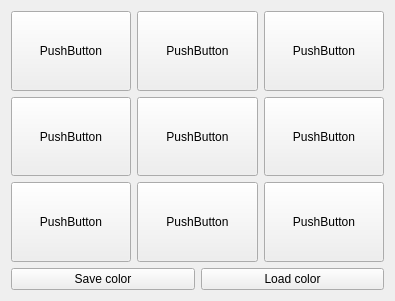
The window that widget.ui (NikNator10/QT-Testing) describes before a commit, drawn with Qt 5.
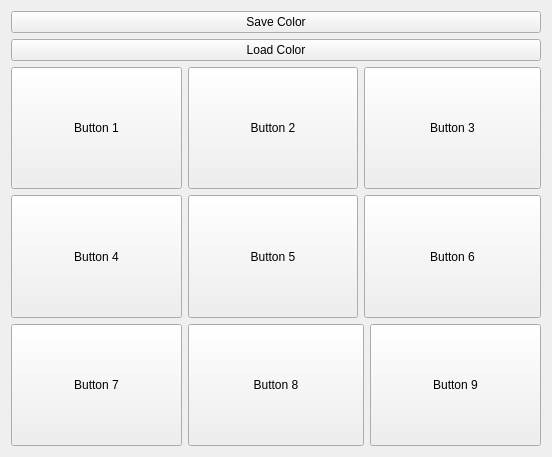
The same window after the commit.

Commit message: Wiederholung: Farben mit QSettings speichern, QColorDialog; Genutzt: QApplication, QWidget, Qt, QColorDialog, QColor, QSettings, Qt Designer

What changed in the file:
```diff
--- a/widget.ui
+++ b/widget.ui
@@ -6,30 +6,31 @@
    <rect>
     <x>0</x>
     <y>0</y>
-    <width>395</width>
-    <height>301</height>
+    <width>552</width>
+    <height>457</height>
    </rect>
   </property>
   <property name="windowTitle">
    <string>Form</string>
   </property>
   <layout class="QVBoxLayout" name="verticalLayout">
+   <item>
+    <widget class="QPushButton" name="save_color_button">
+     <property name="text">
+      <string>Save Color</string>
+     </property>
+    </widget>
+   </item>
+   <item>
+    <widget class="QPushButton" name="load_color_button">
+     <property name="text">
+      <string>Load Color</string>
+     </property>
+    </widget>
+   </item>
    <item>
     <layout class="QGridLayout" name="gridLayout">
-     <item row="0" column="0">
-      <widget class="QPushButton" name="button_1">
-       <property name="sizePolicy">
-        <sizepolicy hsizetype="Expanding" vsizetype="Expanding">
-         <horstretch>0</horstretch>
-         <verstretch>0</verstretch>
-        </sizepolicy>
-       </property>
-       <property name="text">
-        <string>PushButton</string>
-       </property>
-      </widget>
-     </item>
-     <item row="0" column="1">
+     <item row="1" column="0">
       <widget class="QPushButton" name="button_2">
        <property name="sizePolicy">
         <sizepolicy hsizetype="Expanding" vsizetype="Expanding">
@@ -38,11 +39,24 @@
         </sizepolicy>
        </property>
        <property name="text">
-        <string>PushButton</string>
+        <string>Button 4</string>
        </property>
       </widget>
      </item>
-     <item row="0" column="2">
+     <item row="2" column="0">
+      <widget class="QPushButton" name="button_7">
+       <property name="sizePolicy">
+        <sizepolicy hsizetype="Expanding" vsizetype="Expanding">
+         <horstretch>0</horstretch>
+         <verstretch>0</verstretch>
+        </sizepolicy>
+       </property>
+       <property name="text">
+        <string>Button 7</string>
+       </property>
+      </widget>
+     </item>
+     <item row="0" column="1">
       <widget class="QPushButton" name="button_3">
        <property name="sizePolicy">
         <sizepolicy hsizetype="Expanding" vsizetype="Expanding">
@@ -51,24 +65,37 @@
         </sizepolicy>
        </property>
        <property name="text">
-        <string>PushButton</string>
-       </property>
-      </widget>
-     </item>
-     <item row="1" column="0">
-      <widget class="QPushButton" name="button_4">
-       <property name="sizePolicy">
-        <sizepolicy hsizetype="Expanding" vsizetype="Expanding">
-         <horstretch>0</horstretch>
-         <verstretch>0</verstretch>
-        </sizepolicy>
-       </property>
-       <property name="text">
-        <string>PushButton</string>
+        <string>Button 2</string>
        </property>
       </widget>
      </item>
      <item row="1" column="1">
+      <widget class="QPushButton" name="button_4">
+       <property name="sizePolicy">
+        <sizepolicy hsizetype="Expanding" vsizetype="Expanding">
+         <horstretch>0</horstretch>
+         <verstretch>0</verstretch>
+        </sizepolicy>
+       </property>
+       <property name="text">
+        <string>Button 5</string>
+       </property>
+      </widget>
+     </item>
+     <item row="0" column="0">
+      <widget class="QPushButton" name="button_1">
+       <property name="sizePolicy">
+        <sizepolicy hsizetype="Expanding" vsizetype="Expanding">
+         <horstretch>0</horstretch>
+         <verstretch>0</verstretch>
+        </sizepolicy>
+       </property>
+       <property name="text">
+        <string>Button 1</string>
+       </property>
+      </widget>
+     </item>
+     <item row="0" column="2" colspan="2">
       <widget class="QPushButton" name="button_5">
        <property name="sizePolicy">
         <sizepolicy hsizetype="Expanding" vsizetype="Expanding">
@@ -77,11 +104,24 @@
         </sizepolicy>
        </property>
        <property name="text">
-        <string>PushButton</string>
+        <string>Button 3</string>
        </property>
       </widget>
      </item>
-     <item row="1" column="2">
+     <item row="2" column="3">
+      <widget class="QPushButton" name="button_9">
+       <property name="sizePolicy">
+        <sizepolicy hsizetype="Expanding" vsizetype="Expanding">
+         <horstretch>0</horstretch>
+         <verstretch>0</verstretch>
+        </sizepolicy>
+       </property>
+       <property name="text">
+        <string>Button 9</string>
+       </property>
+      </widget>
+     </item>
+     <item row="1" column="2" colspan="2">
       <widget class="QPushButton" name="button_6">
        <property name="sizePolicy">
         <sizepolicy hsizetype="Expanding" vsizetype="Expanding">
@@ -90,24 +130,11 @@
         </sizepolicy>
        </property>
        <property name="text">
-        <string>PushButton</string>
+        <string>Button 6</string>
        </property>
       </widget>
      </item>
-     <item row="2" column="0">
-      <widget class="QPushButton" name="button_7">
-       <property name="sizePolicy">
-        <sizepolicy hsizetype="Expanding" vsizetype="Expanding">
-         <horstretch>0</horstretch>
-         <verstretch>0</verstretch>
-        </sizepolicy>
-       </property>
-       <property name="text">
-        <string>PushButton</string>
-       </property>
-      </widget>
-     </item>
-     <item row="2" column="1">
+     <item row="2" column="1" colspan="2">
       <widget class="QPushButton" name="button_8">
        <property name="sizePolicy">
         <sizepolicy hsizetype="Expanding" vsizetype="Expanding">
@@ -116,38 +143,7 @@
         </sizepolicy>
        </property>
        <property name="text">
-        <string>PushButton</string>
-       </property>
-      </widget>
-     </item>
-     <item row="2" column="2">
-      <widget class="QPushButton" name="button_9">
-       <property name="sizePolicy">
-        <sizepolicy hsizetype="Expanding" vsizetype="Expanding">
-         <horstretch>0</horstretch>
-         <verstretch>0</verstretch>
-        </sizepolicy>
-       </property>
-       <property name="text">
-        <string>PushButton</string>
-       </property>
-      </widget>
-     </item>
-    </layout>
-   </item>
-   <item>
-    <layout class="QHBoxLayout" name="horizontalLayout">
-     <item>
-      <widget class="QPushButton" name="save_color_button">
-       <property name="text">
-        <string>Save color</string>
-       </property>
-      </widget>
-     </item>
-     <item>
-      <widget class="QPushButton" name="load_color_button">
-       <property name="text">
-        <string>Load color</string>
+        <string>Button 8</string>
        </property>
       </widget>
      </item>
```
The commit also changes 3 other files.
